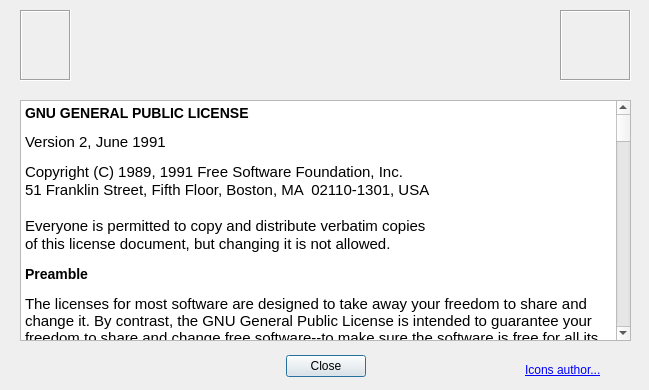
Before: the Qt Designer form aboutdialog.ui in koalakoker/ogappm, drawn with Qt 5.
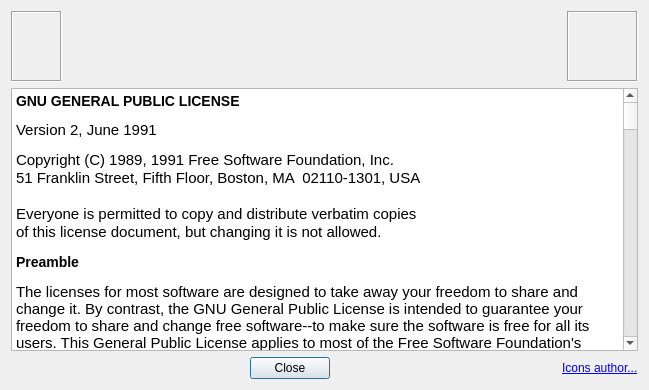
After: the same form once the commit is applied. Icons and pictures are not drawn.

Commit message: Fixed dialog layout

Diff of the .ui file:
```diff
--- a/aboutdialog.ui
+++ b/aboutdialog.ui
@@ -13,34 +13,111 @@
   <property name="windowTitle">
    <string/>
   </property>
-  <widget class="QDialogButtonBox" name="buttonBox">
-   <property name="geometry">
-    <rect>
-     <x>90</x>
-     <y>350</y>
-     <width>471</width>
-     <height>32</height>
-    </rect>
-   </property>
+  <layout class="QVBoxLayout" name="verticalLayout">
+   <item>
+    <layout class="QHBoxLayout" name="horizontalLayout_2">
+     <item>
+      <widget class="QLabel" name="label_3">
+       <property name="minimumSize">
+        <size>
+         <width>51</width>
+         <height>71</height>
+        </size>
+       </property>
+       <property name="maximumSize">
+        <size>
+         <width>51</width>
+         <height>71</height>
+        </size>
+       </property>
+       <property name="frameShape">
+        <enum>QFrame::Box</enum>
+       </property>
+       <property name="frameShadow">
+        <enum>QFrame::Sunken</enum>
+       </property>
+       <property name="text">
+        <string/>
+       </property>
+       <property name="pixmap">
+        <pixmap resource="AboutDialog.qrc">:/new/prefix1/icons/KoalaLogo1.png</pixmap>
+       </property>
+       <property name="scaledContents">
+        <bool>true</bool>
+       </property>
+      </widget>
+     </item>
+     <item>
+      <spacer name="horizontalSpacer_3">
    <property name="orientation">
     <enum>Qt::Horizontal</enum>
    </property>
-   <property name="standardButtons">
-    <set>QDialogButtonBox::Close</set>
-   </property>
-   <property name="centerButtons">
+       <property name="sizeHint" stdset="0">
+        <size>
+         <width>40</width>
+         <height>20</height>
+        </size>
+       </property>
+      </spacer>
+     </item>
+     <item>
+      <widget class="QLabel" name="AboutText">
+       <property name="text">
+        <string/>
+       </property>
+       <property name="alignment">
+        <set>Qt::AlignCenter</set>
+       </property>
+      </widget>
+     </item>
+     <item>
+      <spacer name="horizontalSpacer_4">
+       <property name="orientation">
+        <enum>Qt::Horizontal</enum>
+       </property>
+       <property name="sizeHint" stdset="0">
+        <size>
+         <width>40</width>
+         <height>20</height>
+        </size>
+       </property>
+      </spacer>
+     </item>
+     <item>
+      <widget class="QLabel" name="label">
+       <property name="minimumSize">
+        <size>
+         <width>71</width>
+         <height>71</height>
+        </size>
+       </property>
+       <property name="maximumSize">
+        <size>
+         <width>71</width>
+         <height>71</height>
+        </size>
+       </property>
+       <property name="frameShape">
+        <enum>QFrame::Box</enum>
+       </property>
+       <property name="frameShadow">
+        <enum>QFrame::Sunken</enum>
+       </property>
+       <property name="text">
+        <string/>
+       </property>
+       <property name="pixmap">
+        <pixmap resource="AboutDialog.qrc">:/new/prefix1/icons/Copyleft.png</pixmap>
+       </property>
+       <property name="scaledContents">
     <bool>true</bool>
    </property>
   </widget>
+     </item>
+    </layout>
+   </item>
+   <item>
   <widget class="QTextEdit" name="textEdit">
-   <property name="geometry">
-    <rect>
-     <x>20</x>
-     <y>100</y>
-     <width>611</width>
-     <height>241</height>
-    </rect>
-   </property>
    <property name="html">
     <string>&lt;!DOCTYPE HTML PUBLIC &quot;-//W3C//DTD HTML 4.0//EN&quot; &quot;http://www.w3.org/TR/REC-html40/strict.dtd&quot;&gt;
 &lt;html&gt;&lt;head&gt;&lt;meta name=&quot;qrichtext&quot; content=&quot;1&quot; /&gt;&lt;style type=&quot;text/css&quot;&gt;
@@ -97,31 +174,11 @@
 &lt;p style=&quot; margin-top:14px; margin-bottom:12px; margin-left:0px; margin-right:0px; -qt-block-indent:0; text-indent:0px;&quot;&gt;&lt;span style=&quot; font-size:large; font-weight:600;&quot;&gt;END OF TERMS AND CONDITIONS&lt;/span&gt;&lt;/p&gt;&lt;/body&gt;&lt;/html&gt;</string>
    </property>
   </widget>
-  <widget class="QLabel" name="AboutText">
-   <property name="geometry">
-    <rect>
-     <x>80</x>
-     <y>20</y>
-     <width>491</width>
-     <height>31</height>
-    </rect>
-   </property>
-   <property name="text">
-    <string/>
-   </property>
-   <property name="alignment">
-    <set>Qt::AlignCenter</set>
-   </property>
-  </widget>
+   </item>
+   <item>
+    <layout class="QHBoxLayout" name="horizontalLayout">
+     <item>
   <widget class="QLabel" name="label_2">
-   <property name="geometry">
-    <rect>
-     <x>20</x>
-     <y>360</y>
-     <width>81</width>
-     <height>17</height>
-    </rect>
-   </property>
    <property name="text">
     <string/>
    </property>
@@ -129,69 +186,56 @@
     <pixmap resource="AboutDialog.qrc">:/new/prefix1/icons/KoalaLogo2.gif</pixmap>
    </property>
   </widget>
-  <widget class="QLabel" name="label_3">
-   <property name="geometry">
-    <rect>
-     <x>20</x>
-     <y>10</y>
-     <width>51</width>
-     <height>71</height>
-    </rect>
-   </property>
-   <property name="frameShape">
-    <enum>QFrame::Box</enum>
-   </property>
-   <property name="frameShadow">
-    <enum>QFrame::Sunken</enum>
-   </property>
-   <property name="text">
-    <string/>
-   </property>
-   <property name="pixmap">
-    <pixmap resource="AboutDialog.qrc">:/new/prefix1/icons/KoalaLogo1.png</pixmap>
-   </property>
-   <property name="scaledContents">
+     </item>
+     <item>
+      <spacer name="horizontalSpacer">
+       <property name="orientation">
+        <enum>Qt::Horizontal</enum>
+       </property>
+       <property name="sizeHint" stdset="0">
+        <size>
+         <width>40</width>
+         <height>20</height>
+        </size>
+       </property>
+      </spacer>
+     </item>
+     <item>
+      <widget class="QDialogButtonBox" name="buttonBox">
+       <property name="orientation">
+        <enum>Qt::Horizontal</enum>
+       </property>
+       <property name="standardButtons">
+        <set>QDialogButtonBox::Close</set>
+       </property>
+       <property name="centerButtons">
     <bool>true</bool>
    </property>
   </widget>
-  <widget class="QLabel" name="label">
-   <property name="geometry">
-    <rect>
-     <x>560</x>
-     <y>10</y>
-     <width>71</width>
-     <height>71</height>
-    </rect>
-   </property>
-   <property name="frameShape">
-    <enum>QFrame::Box</enum>
-   </property>
-   <property name="frameShadow">
-    <enum>QFrame::Sunken</enum>
-   </property>
-   <property name="text">
-    <string/>
-   </property>
-   <property name="pixmap">
-    <pixmap resource="AboutDialog.qrc">:/new/prefix1/icons/Copyleft.png</pixmap>
-   </property>
-   <property name="scaledContents">
-    <bool>true</bool>
-   </property>
-  </widget>
+     </item>
+     <item>
+      <spacer name="horizontalSpacer_2">
+       <property name="orientation">
+        <enum>Qt::Horizontal</enum>
+       </property>
+       <property name="sizeHint" stdset="0">
+        <size>
+         <width>40</width>
+         <height>20</height>
+        </size>
+       </property>
+      </spacer>
+     </item>
+     <item>
   <widget class="QLabel" name="label_4">
-   <property name="geometry">
-    <rect>
-     <x>525</x>
-     <y>360</y>
-     <width>101</width>
-     <height>20</height>
-    </rect>
-   </property>
    <property name="text">
     <string>&lt;html&gt;&lt;head/&gt;&lt;body&gt;&lt;p&gt;&lt;a href=&quot;http://sa-ki.deviantart.com&quot;&gt;&lt;span style=&quot; text-decoration: underline; color:#0000ff;&quot;&gt;Icons author...&lt;/span&gt;&lt;/a&gt;&lt;/p&gt;&lt;/body&gt;&lt;/html&gt;</string>
    </property>
   </widget>
+     </item>
+    </layout>
+   </item>
+  </layout>
  </widget>
  <resources>
   <include location="AboutDialog.qrc"/>
```
Lines whose indentation alone changed are shown as unchanged. The commit also changes 2 other files.
